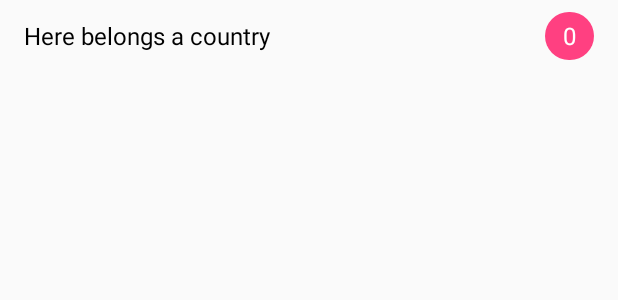
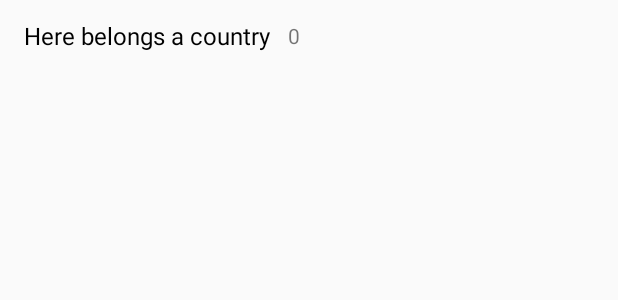
Before and after one commit to WesleyKlop/Travel-Tips, an Android app: the layout country_list_item.xml on its own in the app's theme, with its tools: preview values and no code run, on a phone screen of 412 x 824 dp. Shown: the top 300 px of the screen. Run offline under Robolectric (Android 15) with nearby library versions, the phone set to English and light mode, and no system bars; network calls fail.

Commit message:
Change country listitem appearance

```diff
--- a/app/build.gradle
+++ b/app/build.gradle
@@ -28,6 +28,8 @@ dependencies {
     compile 'com.android.support:design:23.2.0'
     compile project(':volley')
     compile 'com.google.android.gms:play-services-auth:8.4.0'
+    //noinspection GradleDependency
+    compile 'com.android.support:cardview-v7:21.0.+'
 }
 
 apply plugin: 'com.google.gms.google-services'
--- a/app/src/main/java/nl/wesleyklop/traveltips/activities/MainActivity.java
+++ b/app/src/main/java/nl/wesleyklop/traveltips/activities/MainActivity.java
@@ -343,7 +343,8 @@ public class MainActivity extends AppCompatActivity implements
                 Log.e(TAG, "Oops something went wrong :|");
             }
         } else {
-            Log.w(TAG, "GoogleSignInResult is false");
+            Log.e(TAG, "GoogleSignInResult is false");
+            Log.e(TAG, result.getStatus().toString());
         }
     }
 
--- a/app/src/main/res/drawable/rounded_corner.xml
+++ /dev/null
@@ -1,9 +0,0 @@
-<?xml version="1.0" encoding="utf-8"?>
-<shape xmlns:android="http://schemas.android.com/apk/res/android">
-    <solid android:color="@color/colorAccent" />
-    <padding
-        android:left="12dp"
-        android:right="12dp" />
-    <size android:height="32dp" />
-    <corners android:radius="360dp" />
-</shape>
--- a/app/src/main/res/layout/content_main.xml
+++ b/app/src/main/res/layout/content_main.xml
@@ -21,7 +21,7 @@
 
     <ListView
         android:id="@+id/countryListView"
-        android:layout_width="wrap_content"
+        android:layout_width="match_parent"
         android:layout_height="wrap_content"
         android:choiceMode="singleChoice"
         android:divider="#00000000"
--- a/app/src/main/res/layout/country_list_item.xml
+++ b/app/src/main/res/layout/country_list_item.xml
@@ -11,7 +11,6 @@
         android:layout_height="wrap_content"
         android:layout_alignParentStart="true"
         android:layout_centerVertical="true"
-        android:layout_toStartOf="@+id/countryTips"
         android:ellipsize="end"
         android:singleLine="true"
         android:text="@string/country_listitem_placeholder"
@@ -22,13 +21,11 @@
         android:id="@+id/countryTips"
         android:layout_width="wrap_content"
         android:layout_height="32dp"
-        android:layout_alignParentEnd="true"
         android:layout_centerVertical="true"
-        android:background="@drawable/rounded_corner"
-        android:gravity="center_vertical"
+        android:layout_toEndOf="@+id/countryName"
+        android:gravity="center"
         android:paddingEnd="12dp"
         android:paddingStart="12dp"
         android:text="0"
-        android:textColor="@color/text_white"
-        android:textSize="@dimen/listitem_text_size" />
+        android:textColor="@color/text_secondary" />
 </RelativeLayout>
--- a/app/src/main/res/values/colors.xml
+++ b/app/src/main/res/values/colors.xml
@@ -5,4 +5,5 @@
     <color name="colorAccent">#FF4081</color>
     <color name="text_primary">#000000</color>
     <color name="text_white">#ffffffff</color>
+    <color name="text_secondary">#8A000000</color>
 </resources>
--- a/app/src/main/res/values/dimens.xml
+++ b/app/src/main/res/values/dimens.xml
@@ -6,6 +6,7 @@
     <dimen name="listitem_vertical_padding">8dp</dimen>
     <dimen name="listitem_height">48dp</dimen>
     <dimen name="listitem_text_size">16sp</dimen>
+    <dimen name="listitem_chips_text_size">14sp</dimen>
     <dimen name="listitem_vertical_margin">4dp</dimen>
     <dimen name="listitem_horizontal_padding">16dp</dimen>
     <dimen name="listview_padding_top">8dp</dimen>
```
Also changed, not shown: app/src/main/res/drawable/listitem_badge.xml (deleted, +0 -13 lines), 2 other files.
